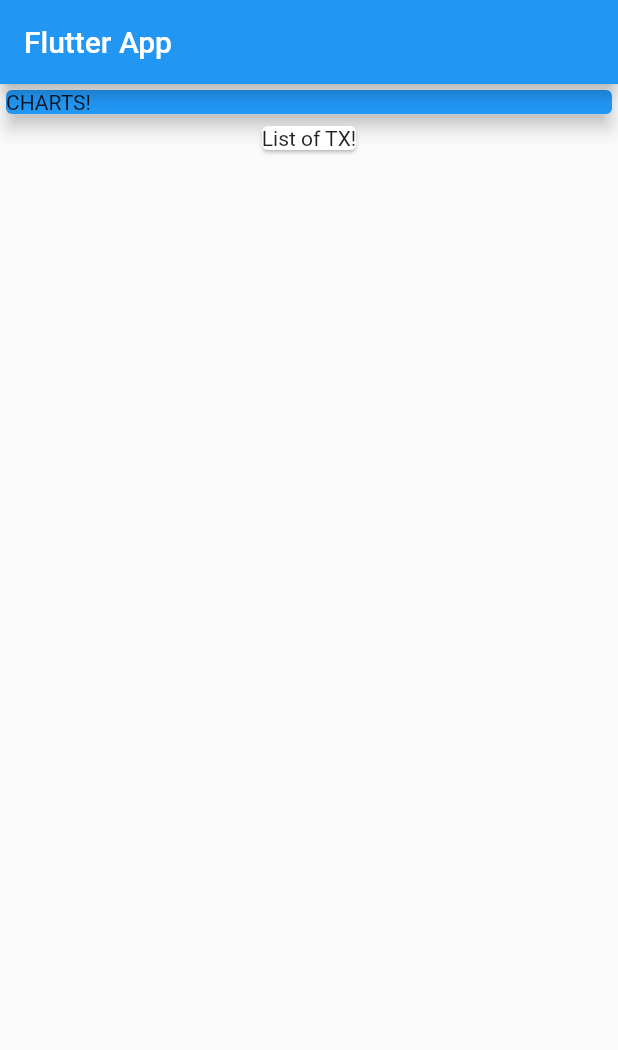
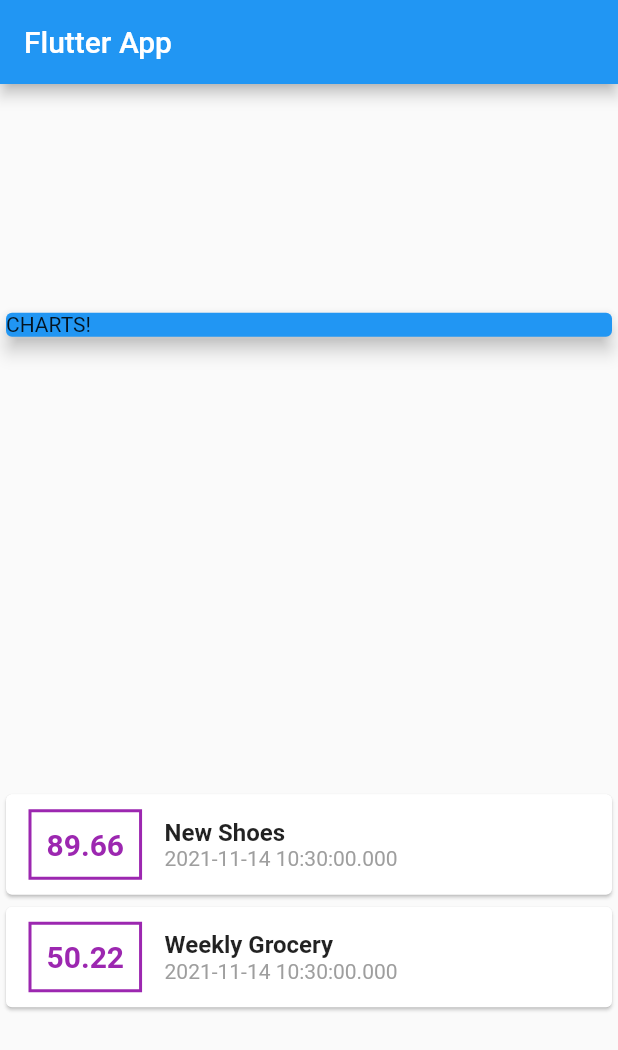
Before and after one commit to mostafaadawy/flutter_complete_guide_lesson4, a Flutter app: the screen it shows after launch, on a phone screen of 412 x 824 dp. Shown: the top 1050 px of the screen. Run offline on Flutter 3.47's test engine with Material 2 defaults, Android fonts, the phone set to English and light mode, and no system bars.

Commit message:
styling column and container defference

```diff
--- a/lib/main.dart
+++ b/lib/main.dart
@@ -36,6 +36,8 @@ class MyHomePage extends StatelessWidget {
         title: Text('Flutter App'),
       ),
       body: Column(
+        mainAxisAlignment: MainAxisAlignment.spaceAround,
+        crossAxisAlignment: CrossAxisAlignment.stretch,
         children: <Widget>[
           Container(
             width: double.infinity,
@@ -45,9 +47,38 @@ class MyHomePage extends StatelessWidget {
                 elevation: 5,
             ),
           ),
-          Card(
-            child:Text('List of TX!'),
-          )
+          Column(
+            children: transactions.map((tx){
+              return Card(
+                child: Row(
+                  children: [
+                    Container(
+                      margin: EdgeInsets.symmetric(vertical: 10,horizontal: 15),
+                      decoration: BoxDecoration(border: Border.all(color: Colors.purple, width: 2 )),
+                      padding: EdgeInsets.all(10),
+                      child: Text(tx.amount.toString(),
+                      style: TextStyle(fontWeight: FontWeight.bold, fontSize: 20, color: Colors.purple),
+                      ),
+
+                      ),
+                      Column(
+                        crossAxisAlignment: CrossAxisAlignment.start,
+
+                        children: [
+                          Text(tx.title,
+                          style: TextStyle(fontSize: 16, fontWeight: FontWeight.bold),
+                          ),
+                          Text(
+                            tx.date.toString(),
+                            style: TextStyle(color: Colors.grey),
+                          ),
+                        ],
+                      )
+                  ],
+                ),
+              );
+            }).toList(),
+            ),
         ]
       ),
     );
```
